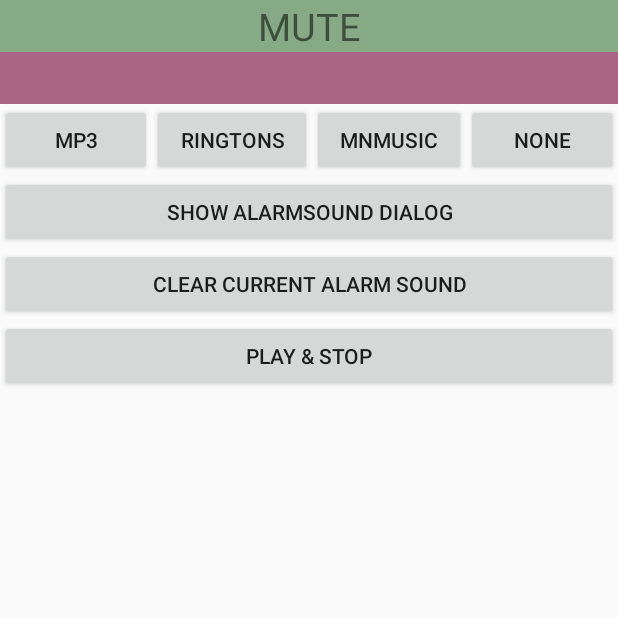
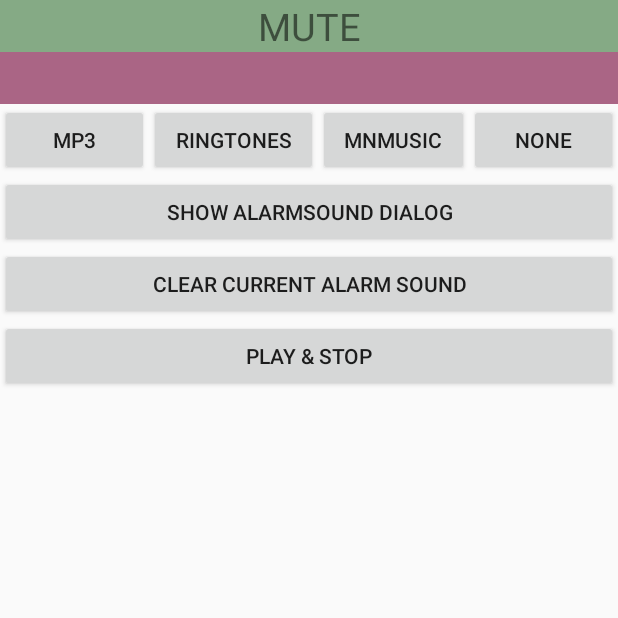
Before and after one commit to Yooii-Studios/SKAlarmSoundSample, an Android app: the screen it shows after launch (MainActivity), after a tap on "NONE", on a phone screen of 412 x 824 dp, the top half of it. Run offline under Robolectric (Android 15) with nearby library versions, the light colour scheme and no system bars; our stand-ins replace ButterKnife.

Commit message:
필요없는 fragment_main 삭제 / 메인액티비티 필요없는 주석 삭제

```diff
--- a/SKAlarmSoundSample/src/main/java/com/yooiistudios/stevenkim/alarmsound/sample/MainActivity.java
+++ b/SKAlarmSoundSample/src/main/java/com/yooiistudios/stevenkim/alarmsound/sample/MainActivity.java
@@ -51,20 +51,17 @@ public class MainActivity extends Activity implements OnAlarmSoundClickListener
 
     @OnClick(R.id.none)
     void noneButtonClicked() {
-        Log.i(TAG, "noneButtonClicked");
         currentAlarmSound = SKAlarmSoundFactory.makeMuteAlarmSound(this);
         refreshAlarmSoundTextViews();
     }
 
     @OnClick(R.id.alarmSoundDialogButton)
     void soundDialogButtonClicked() {
-        Log.i(TAG, "soundDialogButtonClicked");
         SKAlarmSoundDialog.makeSoundAlertDialog(this, currentAlarmSound, this).show();
     }
 
     @OnClick(R.id.clearSoundButton)
     void clearSoundButtonClicked() {
-        Log.i(TAG, "clearSoundButtonClicked");
         currentAlarmSound = null;
     }
 
--- a/SKAlarmSoundSample/src/main/res/layout/activity_main.xml
+++ b/SKAlarmSoundSample/src/main/res/layout/activity_main.xml
@@ -54,7 +54,7 @@
         <Button
             android:layout_width="wrap_content"
             android:layout_height="wrap_content"
-            android:text="Ringtons"
+            android:text="Ringtones"
             android:layout_weight="1"
             android:id="@+id/ringtonButton" />
 
```
Also changed, not shown: SKAlarmSoundSample/src/main/res/layout/fragment_main.xml (deleted, +0 -16 lines).
